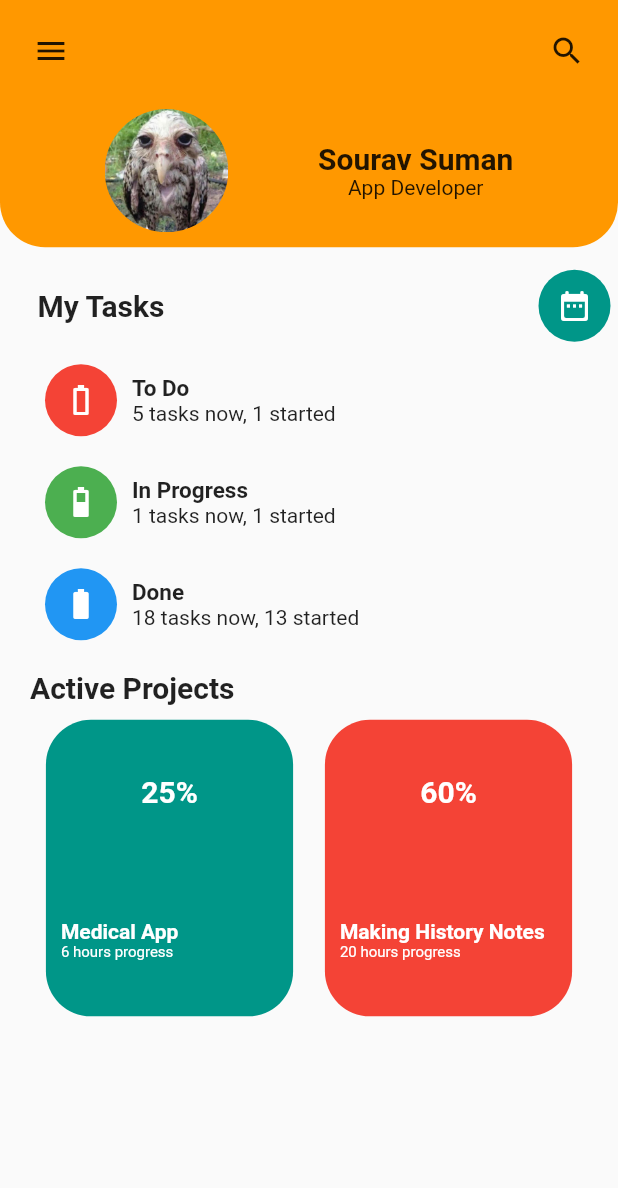
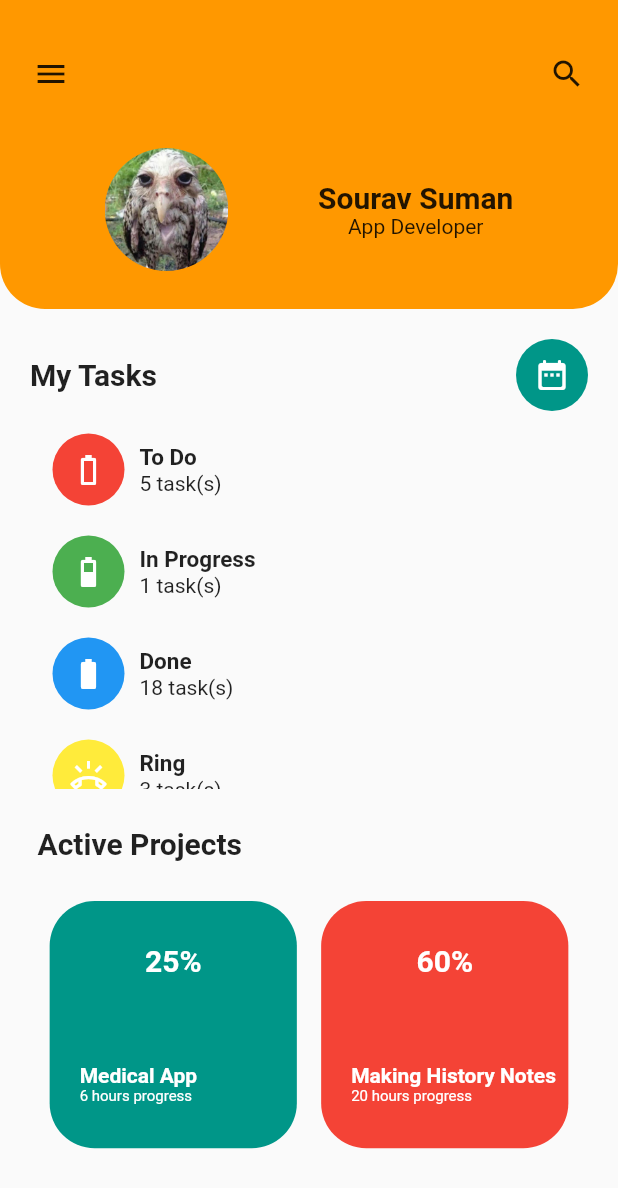
Before and after one commit to FlorisGC/flutter_layout_challenge, a Flutter app: the screen it shows after launch, on a phone screen of 412 x 824 dp. Shown: the top 1188 px of the screen. Run offline on Flutter 3.47's test engine with Material 2 defaults, Android fonts, the phone set to English and light mode, and no system bars.

```diff
--- /dev/null
+++ b/lib/boxes/box_active_projects.dart
@@ -0,0 +1,84 @@
+import 'package:flutter/material.dart';
+import 'package:flutter_layout_challenge/customwidgets/active_project_widget.dart';
+
+class BoxActiveProjects extends StatelessWidget {
+  const BoxActiveProjects({super.key});
+
+  @override
+  Widget build(BuildContext context) {
+    double screenHeight = MediaQuery.of(context).size.height;
+    //double screenWidth = MediaQuery.of(context).size.width;
+
+    return Padding(
+      padding: const EdgeInsets.only(left: 10, right: 10, top: 25),
+      child: Column(
+        mainAxisAlignment: MainAxisAlignment.start,
+        children: [
+          const Padding(
+            padding: EdgeInsets.only(bottom: 10, left: 15),
+            child: Align(
+              alignment: Alignment.centerLeft,
+              child: Text(
+                "Active Projects",
+                style: TextStyle(fontSize: 20, fontWeight: FontWeight.bold),
+              ),
+            ),
+          ),
+          Center(
+            child: SizedBox(
+              height: screenHeight * 0.25,
+              child: Padding(
+                padding: const EdgeInsets.only(left: 15, right: 15),
+                child: SingleChildScrollView(
+                  child: Column(
+                    children: [
+                      Row(
+                        mainAxisAlignment: MainAxisAlignment.spaceAround,
+                        children: const [
+                          ActiveProject(
+                            percentage: "25",
+                            projectName: "Medical App",
+                            hoursProgress: "6",
+                            containerColor: Colors.teal,
+                          ),
+                          ActiveProject(
+                            percentage: "60",
+                            projectName: "Making History Notes",
+                            hoursProgress: "20",
+                            containerColor: Colors.red,
+                          )
+                        ],
+                      ),
+                      const ActiveProject(
+                          percentage: "47",
+                          projectName: "Souls",
+                          hoursProgress: "13",
+                          containerColor: Colors.black),
+                      Row(
+                        mainAxisAlignment: MainAxisAlignment.spaceAround,
+                        children: const [
+                          ActiveProject(
+                            percentage: "36",
+                            projectName: "Olympus",
+                            hoursProgress: "9",
+                            containerColor: Colors.pink,
+                          ),
+                          ActiveProject(
+                            percentage: "91",
+                            projectName: "The Search",
+                            hoursProgress: "29",
+                            containerColor: Colors.blueGrey,
+                          )
+                        ],
+                      )
+                    ],
+                  ),
+                ),
+              ),
+            ),
+          )
+        ],
+      ),
+    );
+  }
+}
--- /dev/null
+++ b/lib/boxes/box_counter_button.dart
@@ -0,0 +1,48 @@
+import 'package:flutter/material.dart';
+
+class BoxCounterButton extends StatefulWidget {
+  const BoxCounterButton({Key? key}) : super(key: key);
+
+  @override
+  BoxCounterButtonState createState() => BoxCounterButtonState();
+
+}
+
+class BoxCounterButtonState extends State<BoxCounterButton> {
+
+
+    int count = 0;
+
+  @override
+  Widget build(BuildContext context) {
+
+
+    void countUp() {
+      setState(() {
+        count++;
+      });
+    }
+
+    return Padding(
+      padding: const EdgeInsets.all(50),
+      child: Row(
+        mainAxisAlignment: MainAxisAlignment.spaceBetween,
+        children: [
+        Text("$count"),
+        Container(
+          decoration: const BoxDecoration(
+            shape: BoxShape.circle,
+            color: Colors.deepOrange
+          ),
+          child: IconButton(
+            icon: const Icon(Icons.plus_one, color: Colors.white,),
+            onPressed: () {
+              countUp();
+            },
+          ),
+        )
+      ]),
+      );
+
+  }
+}
--- /dev/null
+++ b/lib/boxes/box_my_tasks.dart
@@ -0,0 +1,101 @@
+import 'package:flutter/material.dart';
+import 'package:flutter_layout_challenge/customwidgets/task_widget.dart';
+
+class BoxMyTasks extends StatelessWidget {
+  const BoxMyTasks({super.key});
+
+
+  @override
+  Widget build(BuildContext context) {
+
+    double screenHeight = MediaQuery.of(context).size.height;
+    //double screenWidth = MediaQuery.of(context).size.width;
+
+    return Padding(
+                  padding: const EdgeInsets.only(left: 15, top: 5, right: 15),
+                  child: Column(
+                      children: [
+                        Padding(
+                          padding: const EdgeInsets.only(left: 5, right: 5, bottom: 5, top: 15),
+                          child: Row(
+                            mainAxisAlignment: MainAxisAlignment.spaceBetween,
+                            children: [
+                              const Text(
+                                "My Tasks",
+                                style: TextStyle(fontWeight: FontWeight.bold, fontSize: 20),
+                                ),
+                                Container(
+                                  decoration: const BoxDecoration(
+                                    shape: BoxShape.circle,
+                                    color: Colors.teal
+                                  ),
+                                  child: IconButton(
+                                    icon: const Icon(Icons.date_range_rounded, color: Colors.white,),
+                                    onPressed: () {
+                                      //datePressed();
+                                    },
+                                  ),
+                                ),
+                            ],
+                          ),
+                        ),
+                          SizedBox(
+                            height: screenHeight * 0.3,
+                            child: Padding(
+                              padding: const EdgeInsets.only(left: 10, right: 10),
+                              child: SingleChildScrollView(
+                                child: Column(
+                                  children: const [
+                                    Task(
+                                      iconBackground: Colors.red,
+                                      icon: Icon(Icons.battery_0_bar, color: Colors.white,),
+                                      title: "To Do",
+                                      amountOfTasks: "5"
+                                      ),
+
+                                      Task(
+                                        iconBackground: Colors.green,
+                                        icon: Icon(Icons.battery_4_bar, color: Colors.white,),
+                                        title: "In Progress",
+                                        amountOfTasks: "1"
+                                        ),
+
+                                        Task(
+                                          iconBackground: Colors.blue,
+                                          icon: Icon(Icons.battery_full, color: Colors.white,),
+                                          title: "Done",
+                                          amountOfTasks: "18"
+                                          ),
+
+                                          Task(
+                                            iconBackground: Colors.yellow,
+                                            icon: Icon(Icons.ring_volume_outlined, color: Colors.white),
+                                            title: "Ring",
+                                            amountOfTasks: "3"
+                                            ),
+
+                                          Task(
+                                            iconBackground: Colors.purple,
+                                            icon: Icon(Icons.abc, color: Colors.white,),
+                                            title: "Favor",
+                                            amountOfTasks: "23"
+                                            ),
+
+                                            Task(
+                                              iconBackground: Colors.grey,
+                                              icon: Icon(Icons.recent_actors, color: Colors.white,),
+                                              title: "Protection",
+                                              amountOfTasks: "9"
+                                              )
+                                  ],
+                                ),
+                              ),
+                            ),
+                          ),
+                      ],
+                  ),
+                );
+
+  }
+
+}
--- a/lib/customwidgets/active_project_widget.dart
+++ b/lib/customwidgets/active_project_widget.dart
@@ -1,14 +1,14 @@
 import 'package:flutter/material.dart';
 
 class ActiveProject extends StatelessWidget {
+
+
+
   final String percentage;
   final String projectName;
   final String hoursProgress;
 
   final Color containerColor;
-
-  final double width;
-  final double height;
 
   const ActiveProject({super.key,
     required this.percentage,
@@ -16,14 +16,17 @@ class ActiveProject extends StatelessWidget {
     required this.hoursProgress,
 
     required this.containerColor,
-
-    required this.width,
-    required this.height
   });
 
   @override
   Widget build(BuildContext context) {
-    return Container( width: width, height: height,
+
+    double screenHeight = MediaQuery.of(context).size.height;
+    double screenWidth = MediaQuery.of(context).size.width;
+
+    return Padding(
+      padding: EdgeInsets.only(bottom: screenHeight * 0.02, top: screenHeight * 0.02),
+      child: Container( width: (screenWidth * 0.4), height: (screenHeight * 0.2),
                               decoration: BoxDecoration(
                                 color: containerColor,
                                 borderRadius: const BorderRadius.all(Radius.circular(30))
@@ -31,22 +34,23 @@ class ActiveProject extends StatelessWidget {
                               child: Column(
                                 mainAxisAlignment: MainAxisAlignment.spaceAround,
                                 children: [
-                                Text(percentage, style: const TextStyle(fontSize: 20, fontWeight: FontWeight.bold, color: Colors.white),),
+                                  Text("$percentage%", style: const TextStyle(fontSize: 20, fontWeight: FontWeight.bold, color: Colors.white),),
                                   Padding(
-                                  padding: const EdgeInsets.only(left: 10),
+                                    padding: const EdgeInsets.only(left: 20),
                                     child: Align(
                                       alignment: Alignment.centerLeft,
                                       child: Column(
                                         crossAxisAlignment: CrossAxisAlignment.start,
                                         children: [
                                           Text(projectName, style: const TextStyle(fontWeight: FontWeight.bold, color: Colors.white),),
-                                        Text(hoursProgress, style: const TextStyle(fontSize: 10, color: Colors.white),)
+                                          Text("$hoursProgress hours progress", style: const TextStyle(fontSize: 10, color: Colors.white),)
                                         ],
                                       ),
                                     ),
                                   )
                                 ],
                               )
+                              ),
     );
   }
 
--- a/lib/customwidgets/task_widget.dart
+++ b/lib/customwidgets/task_widget.dart
@@ -40,7 +40,7 @@ class Task extends StatelessWidget {
                                             title,
                                             style: const TextStyle(fontWeight: FontWeight.bold, fontSize: 15)
                                             ),
-                                        Text(amountOfTasks)
+                                        Text("$amountOfTasks task(s)")
                                       ],
                                     ),
                                   )
--- a/lib/pages/projectspage.dart
+++ b/lib/pages/projectspage.dart
@@ -1,6 +1,7 @@
 import 'package:flutter/material.dart';
-import 'package:flutter_layout_challenge/customwidgets/active_project_widget.dart';
-import 'package:flutter_layout_challenge/customwidgets/task_widget.dart';
+import 'package:flutter_layout_challenge/boxes/box_my_tasks.dart';
+import 'package:flutter_layout_challenge/boxes/box_active_projects.dart';
+import 'package:flutter_layout_challenge/boxes/box_counter_button.dart';
 
 class ProjectsPage extends StatefulWidget {
   const ProjectsPage({Key? key}) : super(key: key);
@@ -10,42 +11,38 @@ class ProjectsPage extends StatefulWidget {
 }
 
 class ProjectsPageState extends State<ProjectsPage> {
-
   String temp = "";
   String name = "Sourav Suman";
   String job = "App Developer";
 
-
-
   @override
   Widget build(BuildContext context) {
+    double screenWidth = MediaQuery.of(context).size.width;
+    double screenHeight = MediaQuery.of(context).size.height;
 
-  double screenHeight = MediaQuery.of(context).size.height;
-  double container1height = screenHeight * 0.2;
-
-  double screenWidth = MediaQuery.of(context).size.width;
+    double container1height = screenHeight * 0.25;
     double pfpWidth = screenHeight * 0.1;
 
     return Scaffold(
-      	body: SafeArea(
-          child: Center(
+      body: Center(
         child: Column(
           children: [
             // profile box
             Column(
               children: [
-                    Container(width: screenWidth, height: container1height,
+                Container(
+                    width: screenWidth,
+                    height: container1height,
                     decoration: const BoxDecoration(
                         color: Colors.orange,
                         borderRadius: BorderRadius.only(
                             bottomLeft: Radius.circular(30),
-                        bottomRight: Radius.circular(30)
-                      )
-                    ),
+                            bottomRight: Radius.circular(30))),
+                    child: SafeArea(
                       child: Padding(
-                      padding: const EdgeInsets.all(10),
+                        padding: const EdgeInsets.only(left: 10, right: 10),
                         child: Column(
-                        mainAxisAlignment: MainAxisAlignment.spaceBetween,
+                          mainAxisAlignment: MainAxisAlignment.spaceEvenly,
                           children: [
                             Row(
                               mainAxisAlignment: MainAxisAlignment.spaceBetween,
@@ -79,7 +76,9 @@ class ProjectsPageState extends State<ProjectsPage> {
                                   children: [
                                     Text(
                                       name,
-                                    style: const TextStyle(fontWeight: FontWeight.bold, fontSize: 20),
+                                      style: const TextStyle(
+                                          fontWeight: FontWeight.bold,
+                                          fontSize: 20),
                                     ),
                                     Text(job)
                                   ],
@@ -88,117 +87,24 @@ class ProjectsPageState extends State<ProjectsPage> {
                             )
                           ],
                         ),
-                    )
-
-                    )
+                      ),
+                    ))
               ],
             ),
 
-                // tasks box
-                Padding(
-                  padding: const EdgeInsets.only(left: 20, top: 10),
-                  child: Column(
-                      children: [
-                        Padding(
-                          padding: const EdgeInsets.all(5),
-                          child: Row(
-                            mainAxisAlignment: MainAxisAlignment.spaceBetween,
-                            children: [
-                              const Text(
-                                "My Tasks",
-                                style: TextStyle(fontWeight: FontWeight.bold, fontSize: 20),
-                                ),
-                                Container(
-                                  decoration: const BoxDecoration(
-                                    shape: BoxShape.circle,
-                                    color: Colors.teal
-                                  ),
-                                  child: IconButton(
-                                    icon: const Icon(Icons.date_range_rounded, color: Colors.white,),
-                                    onPressed: () {
-                                      //datePressed();
-                                    },
+            SizedBox(
+              height: screenHeight * 0.75,
+              child: SingleChildScrollView(
+                child: Column(children: const [
+                  BoxMyTasks(),
+                  BoxActiveProjects(),
+                  BoxCounterButton()
+                ]),
               ),
             ),
           ],
         ),
       ),
-                        Column(
-                          children: const [
-                            Task(
-                              iconBackground: Colors.red,
-                              icon: Icon(Icons.battery_0_bar, color: Colors.white,),
-                              title: "To Do",
-                              amountOfTasks: "5 tasks now, 1 started"
-                              ),
-
-                              Task(
-                                iconBackground: Colors.green,
-                                icon: Icon(Icons.battery_4_bar, color: Colors.white,),
-                                title: "In Progress",
-                                amountOfTasks: "1 tasks now, 1 started"
-                                ),
-
-                                Task(
-                                  iconBackground: Colors.blue,
-                                  icon: Icon(Icons.battery_full, color: Colors.white,),
-                                  title: "Done",
-                                  amountOfTasks: "18 tasks now, 13 started"
-                                  )
-                          ],
-                        )
-                      ],
-                  ),
-                ),
-
-                // active box
-                Padding(
-                  padding: const EdgeInsets.only(left: 20, top: 10, right: 20),
-                  child: Column(
-                    mainAxisAlignment: MainAxisAlignment.start,
-                    children: [
-                      const Padding(
-                        padding: EdgeInsets.only(bottom: 10),
-                        child: Align(
-                          alignment: Alignment.centerLeft,
-                          child: Text(
-                            "Active Projects",
-                            style: TextStyle(fontSize: 20, fontWeight: FontWeight.bold),
-                            ),
-                        ),
-                      ),
-                      Center(
-                        child: Row(
-                          mainAxisAlignment: MainAxisAlignment.spaceAround,
-                          children: [
-                            ActiveProject(
-                              percentage: "25%",
-                              projectName: "Medical App",
-                              hoursProgress: "6 hours progress",
-                              containerColor: Colors.teal,
-                              width: (screenWidth * 0.4),
-                              height: (container1height * 1.2)
-                              ),
-
-                              ActiveProject(
-                              percentage: "60%",
-                              projectName: "Making History Notes",
-                              hoursProgress: "20 hours progress",
-                              containerColor: Colors.red,
-                              width: (screenWidth * 0.4),
-                              height: (container1height * 1.2)
-                              )
-                          ],
-                        ),
-                      )
-                    ],
-                  ),
-                )
-              ],
-            ),
-
-          ),
-        ),
     );
   }
 }
```
Lines whose indentation alone changed are shown as unchanged.
